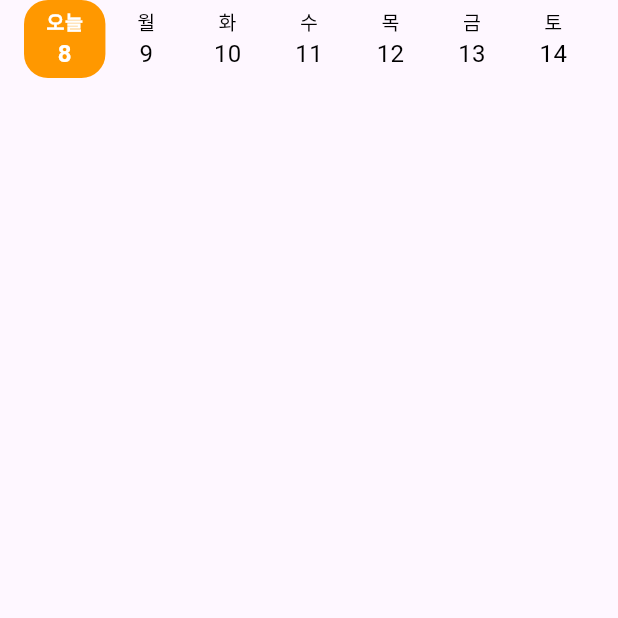
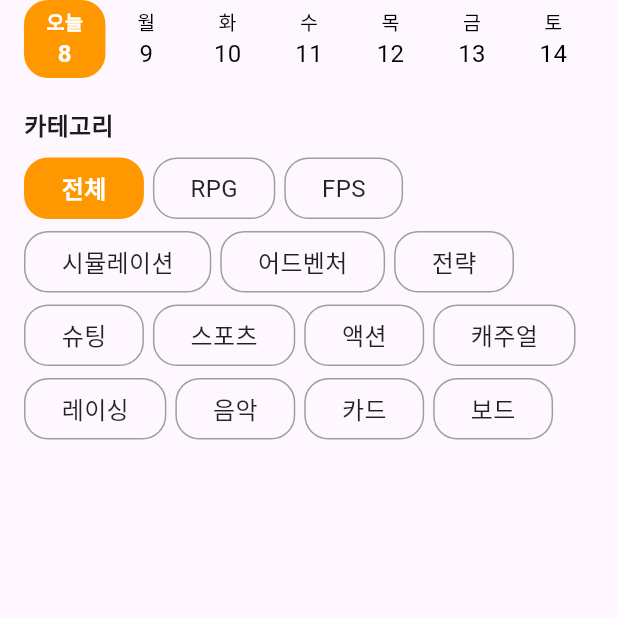
Before and after one commit to chasenpai/flutter_clean_widgets, a Flutter app: the screen it shows after launch, on a phone screen of 412 x 824 dp, the top half of it. Run offline on Flutter 3.47's test engine with Material 3 defaults, Android fonts, the phone set to English and light mode, and no system bars.

Commit message:
flexible row category

```diff
--- /dev/null
+++ b/lib/components/flexible_row_category.dart
@@ -0,0 +1,82 @@
+import 'package:flutter/material.dart';
+
+class FlexibleRowCategory extends StatefulWidget {
+  const FlexibleRowCategory({super.key});
+
+  @override
+  State<FlexibleRowCategory> createState() => _FlexibleRowCategoryState();
+}
+
+class _FlexibleRowCategoryState extends State<FlexibleRowCategory> {
+
+  int selectedIndex = 0;
+  final categories = [
+    '전체',
+    'RPG',
+    'FPS',
+    '시뮬레이션',
+    '어드벤처',
+    '전략',
+    '슈팅',
+    '스포츠',
+    '액션',
+    '캐주얼',
+    '레이싱',
+    '음악',
+    '카드',
+    '보드',
+  ];
+
+  @override
+  Widget build(BuildContext context) {
+    return Column(
+      crossAxisAlignment: CrossAxisAlignment.start,
+      children: [
+        const Text(
+          '카테고리',
+          style: const TextStyle(
+              fontSize: 16.0,
+              fontWeight: FontWeight.w700
+          ),
+        ),
+        const SizedBox(height: 10.0,),
+        Wrap(
+          spacing: 6.0,
+          runSpacing: 8.0,
+          children: categories.asMap().entries.map((e) {
+            final index = e.key;
+            final value = e.value;
+            return GestureDetector(
+              onTap: () {
+                setState(() {
+                  selectedIndex = index;
+                });
+              },
+              child: Container(
+                decoration: BoxDecoration(
+                  borderRadius: BorderRadius.circular(16.0),
+                  color: selectedIndex == index ? Colors.orange : Colors.transparent,
+                  border: Border.all(
+                    color: selectedIndex == index ? Colors.transparent : Colors.grey,
+                  ),
+                ),
+                padding: const EdgeInsets.symmetric(
+                  horizontal: 24.0,
+                  vertical: 8.0,
+                ),
+                child: Text(
+                  value,
+                  style: TextStyle(
+                    color: selectedIndex == index ? Colors.white : Colors.black87,
+                    fontSize: 16.0,
+                    fontWeight: selectedIndex == index ? FontWeight.w700 : null,
+                  ),
+                ),
+              ),
+            );
+          }).toList(),
+        )
+      ],
+    );
+  }
+}
--- a/lib/home_screen.dart
+++ b/lib/home_screen.dart
@@ -1,6 +1,5 @@
 import 'package:flutter/material.dart';
 import 'package:flutter_clean_widgets/components/flexible_row_category.dart';
-import 'package:flutter_clean_widgets/components/scrollable_row_category.dart';
 import 'package:flutter_clean_widgets/components/upcoming_one_week_calendar.dart';
 
 class HomeScreen extends StatelessWidget {
@@ -14,6 +13,13 @@ class HomeScreen extends StatelessWidget {
         child: ListView(
           children: const [
             UpcomingOneWeekCalendar(),
+            SizedBox(height: 20,),
+            Padding(
+              padding: EdgeInsets.symmetric(
+                horizontal: 16.0,
+              ),
+              child: FlexibleRowCategory(),
+            ),
           ],
         ),
       ),
```
